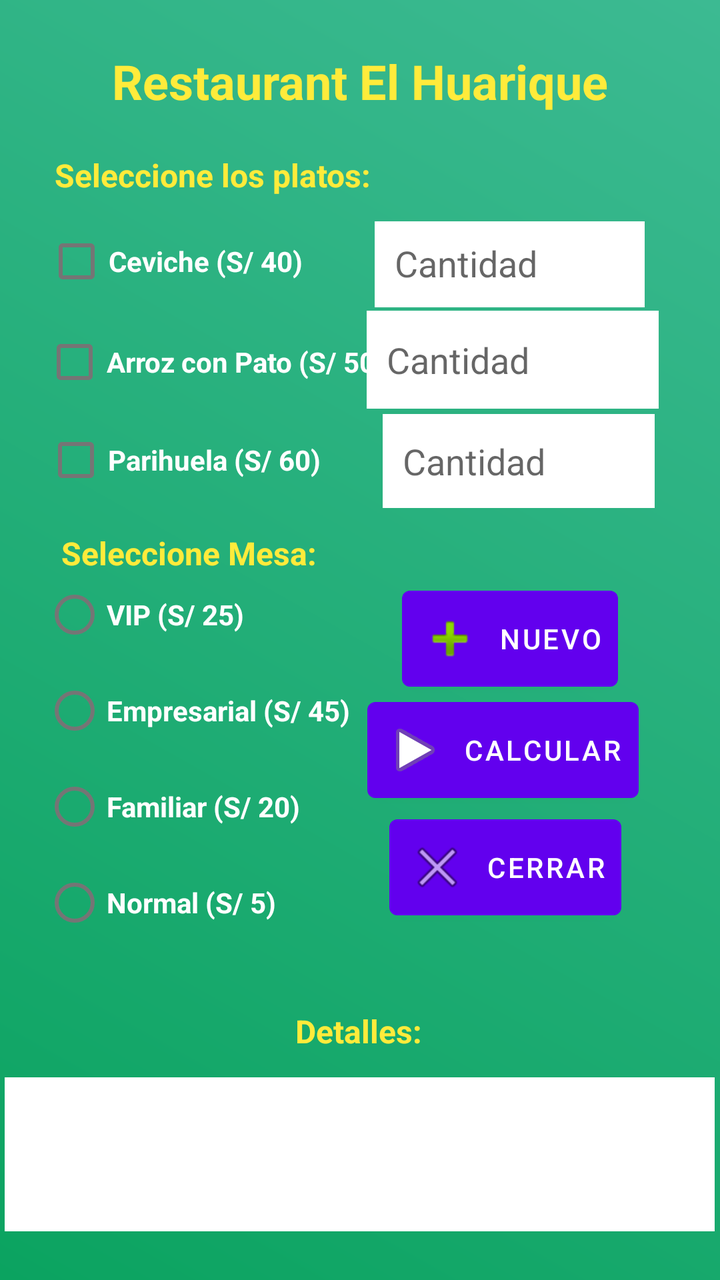
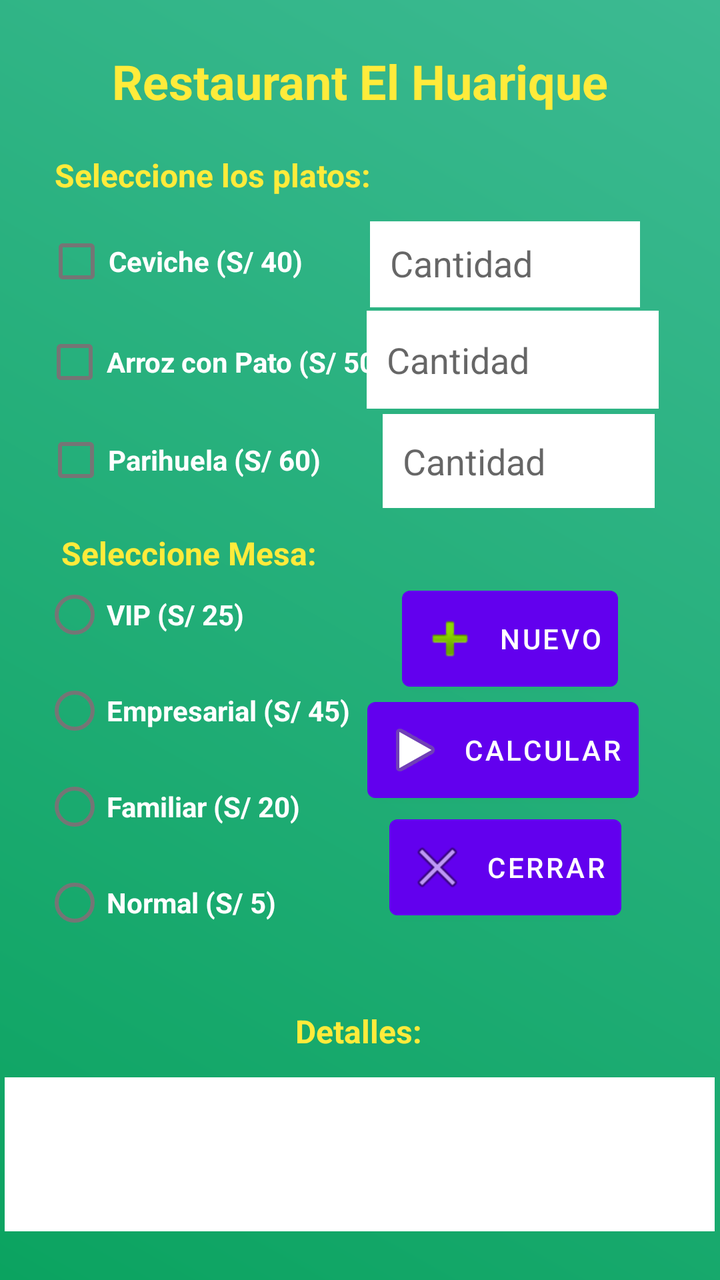

Two renders of the same Android screen: before a commit and after it. Below are the layout's source before the change and the commit's diff.
<!-- AndroidManifest.xml: application theme Theme.Ejercicio1 -->
<!-- res/layout/activity_main.xml -->
<?xml version="1.0" encoding="utf-8"?>
<androidx.constraintlayout.widget.ConstraintLayout xmlns:android="http://schemas.android.com/apk/res/android"
    xmlns:app="http://schemas.android.com/apk/res-auto"
    xmlns:tools="http://schemas.android.com/tools"
    android:layout_width="match_parent"
    android:layout_height="match_parent"
    android:background="@drawable/bg4"
    tools:context=".MainActivity">

    <TextView
        android:id="@+id/textView5"
        android:layout_width="wrap_content"
        android:layout_height="wrap_content"
        android:padding="8dp"
        android:text="Seleccione Mesa:"
        android:textColor="#FFEB3B"
        android:textSize="16sp"
        android:textStyle="bold"
        app:layout_constraintBottom_toBottomOf="parent"
        app:layout_constraintEnd_toEndOf="parent"
        app:layout_constraintHorizontal_bias="0.105"
        app:layout_constraintStart_toStartOf="parent"
        app:layout_constraintTop_toTopOf="parent"
        app:layout_constraintVertical_bias="0.428" />

    <TextView
        android:id="@+id/textView2"
        android:layout_width="wrap_content"
        android:layout_height="wrap_content"
        android:gravity="center"
        android:text="Restaurant El Huarique"
        android:textColor="#FFEB3B"
        android:textSize="24sp"
        android:textStyle="bold"
        app:layout_constraintBottom_toBottomOf="parent"
        app:layout_constraintEnd_toEndOf="parent"
        app:layout_constraintHorizontal_bias="0.496"
        app:layout_constraintStart_toStartOf="parent"
        app:layout_constraintTop_toTopOf="parent"
        app:layout_constraintVertical_bias="0.04" />

    <TextView
        android:id="@+id/textView3"
        android:layout_width="wrap_content"
        android:layout_height="wrap_content"
        android:padding="8dp"
        android:text="Seleccione los platos:"
        android:textColor="#FFEB3B"
        android:textSize="16sp"
        android:textStyle="bold"
        app:layout_constraintBottom_toBottomOf="parent"
        app:layout_constraintEnd_toEndOf="parent"
        app:layout_constraintHorizontal_bias="0.104"
        app:layout_constraintStart_toStartOf="parent"
        app:layout_constraintTop_toTopOf="parent"
        app:layout_constraintVertical_bias="0.114" />

    <CheckBox
        android:id="@+id/cb_ceviche"
        android:layout_width="wrap_content"
        android:layout_height="wrap_content"
        android:text="Ceviche (S/ 40)"
        android:textColor="#FFFFFF"
        android:textStyle="bold"
        app:layout_constraintBottom_toBottomOf="parent"
        app:layout_constraintEnd_toEndOf="parent"
        app:layout_constraintHorizontal_bias="0.096"
        app:layout_constraintStart_toStartOf="parent"
        app:layout_constraintTop_toTopOf="parent"
        app:layout_constraintVertical_bias="0.18" />

    <EditText
        android:id="@+id/et_ceviche"
        android:layout_width="135dp"
        android:layout_height="43dp"
        android:layout_weight="1"
        android:background="@color/white"
        android:hint="Cantidad"
        android:inputType="numberDecimal"
        android:padding="10sp"
        app:layout_constraintBottom_toBottomOf="parent"
        app:layout_constraintEnd_toEndOf="parent"
        app:layout_constraintHorizontal_bias="0.833"
        app:layout_constraintStart_toStartOf="parent"
        app:layout_constraintTop_toBottomOf="@+id/textView2"
        app:layout_constraintVertical_bias="0.1" />

    <CheckBox
        android:id="@+id/cb_arroz_pato"
        android:layout_width="wrap_content"
        android:layout_height="wrap_content"
        android:text="Arroz con Pato (S/ 50)"
        android:textColor="#FFFFFF"
        android:textStyle="bold"
        app:layout_constraintBottom_toBottomOf="parent"
        app:layout_constraintEnd_toEndOf="parent"
        app:layout_constraintHorizontal_bias="0.113"
        app:layout_constraintStart_toStartOf="parent"
        app:layout_constraintTop_toTopOf="parent"
        app:layout_constraintVertical_bias="0.265" />


    <EditText
        android:id="@+id/et_arroz_pato"
        android:layout_width="146dp"
        android:layout_height="49dp"
        android:layout_weight="1"
        android:background="#FFFFFF"
        android:hint="Cantidad"
        android:inputType="numberDecimal"
        android:padding="10sp"
        app:layout_constraintBottom_toBottomOf="parent"
        app:layout_constraintEnd_toEndOf="parent"
        app:layout_constraintHorizontal_bias="0.856"
        app:layout_constraintStart_toStartOf="parent"
        app:layout_constraintTop_toTopOf="parent"
        app:layout_constraintVertical_bias="0.263" />

    <CheckBox
        android:id="@+id/cb_parihuela"
        android:layout_width="wrap_content"
        android:layout_height="wrap_content"
        android:text="Parihuela (S/ 60)"
        android:textColor="#FFFFFF"
        android:textStyle="bold"
        app:layout_constraintBottom_toBottomOf="parent"
        app:layout_constraintEnd_toEndOf="parent"
        app:layout_constraintHorizontal_bias="0.099"
        app:layout_constraintStart_toStartOf="parent"
        app:layout_constraintTop_toTopOf="parent"
        app:layout_constraintVertical_bias="0.348" />

    <EditText
        android:id="@+id/et_parihuela"
        android:layout_width="136dp"
        android:layout_height="47dp"
        android:layout_weight="1"
        android:background="#FFFFFFFF"
        android:hint="Cantidad"
        android:inputType="numberDecimal"
        android:padding="10sp"
        app:layout_constraintBottom_toBottomOf="parent"
        app:layout_constraintEnd_toEndOf="parent"
        app:layout_constraintHorizontal_bias="0.854"
        app:layout_constraintStart_toStartOf="parent"
        app:layout_constraintTop_toTopOf="parent"
        app:layout_constraintVertical_bias="0.349" />

    <RadioGroup
        android:id="@+id/radioGroup"
        android:layout_width="164dp"
        android:layout_height="198dp"
        app:layout_constraintBottom_toBottomOf="parent"
        app:layout_constraintEnd_toEndOf="parent"
        app:layout_constraintHorizontal_bias="0.109"
        app:layout_constraintStart_toStartOf="parent"
        app:layout_constraintTop_toTopOf="parent"
        app:layout_constraintVertical_bias="0.641">

        <RadioButton
            android:id="@+id/rb_vip"
            android:layout_width="wrap_content"
            android:layout_height="wrap_content"
            android:text="VIP (S/ 25)"
            android:textColor="#FFFFFF"
            android:textStyle="bold" />

        <RadioButton
            android:id="@+id/rb_empresarial"
            android:layout_width="wrap_content"
            android:layout_height="wrap_content"
            android:text="Empresarial (S/ 45)"
            android:textColor="#FFFFFF"
            android:textStyle="bold" />

        <RadioButton
            android:id="@+id/rb_familiar"
            android:layout_width="wrap_content"
            android:layout_height="wrap_content"
            android:text="Familiar (S/ 20)"
            android:textColor="#FFFFFF"
            android:textStyle="bold" />

        <RadioButton
            android:id="@+id/rb_normal"
            android:layout_width="wrap_content"
            android:layout_height="wrap_content"
            android:text="Normal (S/ 5)"
            android:textColor="#FFFFFF"
            android:textStyle="bold" />
    </RadioGroup>

    <TextView
        android:id="@+id/tv_resultado"
        android:layout_width="355dp"
        android:layout_height="77dp"
        android:background="#FFFFFF"
        android:padding="8dp"
        android:textColor="#040404"
        android:textSize="16sp"
        app:layout_constraintBottom_toBottomOf="parent"
        app:layout_constraintEnd_toEndOf="parent"
        app:layout_constraintHorizontal_bias="0.482"
        app:layout_constraintStart_toStartOf="parent"
        app:layout_constraintTop_toTopOf="parent"
        app:layout_constraintVertical_bias="0.957" />

    <Button
        android:id="@+id/btn_nuevo"
        android:layout_width="wrap_content"
        android:layout_height="wrap_content"
        android:drawableStart="@android:drawable/ic_menu_rotate"
        android:padding="8dp"
        android:text="Nuevo"
        app:icon="@android:drawable/ic_input_add"
        app:iconTintMode="multiply"
        app:layout_constraintBottom_toBottomOf="parent"
        app:layout_constraintEnd_toEndOf="parent"
        app:layout_constraintHorizontal_bias="0.798"
        app:layout_constraintStart_toStartOf="parent"
        app:layout_constraintTop_toTopOf="parent"
        app:layout_constraintVertical_bias="0.499" />

    <Button
        android:id="@+id/btn_calcular"
        android:layout_width="wrap_content"
        android:layout_height="wrap_content"
        android:drawableStart="@android:drawable/ic_menu_save"
        android:padding="8dp"
        android:text="Calcular"
        app:icon="@android:drawable/ic_media_play"
        app:iconTintMode="multiply"
        app:layout_constraintBottom_toBottomOf="parent"
        app:layout_constraintEnd_toEndOf="parent"
        app:layout_constraintHorizontal_bias="0.819"
        app:layout_constraintStart_toStartOf="parent"
        app:layout_constraintTop_toTopOf="parent"
        app:layout_constraintVertical_bias="0.595" />

    <Button
        android:id="@+id/btn_cerrar"
        android:layout_width="wrap_content"
        android:layout_height="wrap_content"
        android:drawableStart="@android:drawable/ic_menu_close_clear_cancel"
        android:padding="8dp"
        android:text="Cerrar"
        app:icon="@android:drawable/ic_menu_close_clear_cancel"
        app:iconTintMode="multiply"
        app:layout_constraintBottom_toBottomOf="parent"
        app:layout_constraintEnd_toEndOf="parent"
        app:layout_constraintHorizontal_bias="0.798"
        app:layout_constraintStart_toStartOf="parent"
        app:layout_constraintTop_toTopOf="parent"
        app:layout_constraintVertical_bias="0.696" />

    <TextView
        android:id="@+id/textView4"
        android:layout_width="wrap_content"
        android:layout_height="wrap_content"
        android:text="Detalles:"
        android:textColor="#FFEB3B"
        android:textSize="16sp"
        android:textStyle="bold"
        app:layout_constraintBottom_toBottomOf="parent"
        app:layout_constraintEnd_toEndOf="parent"
        app:layout_constraintHorizontal_bias="0.498"
        app:layout_constraintStart_toStartOf="parent"
        app:layout_constraintTop_toTopOf="parent"
        app:layout_constraintVertical_bias="0.816" />


</androidx.constraintlayout.widget.ConstraintLayout>
<!-- resources referenced by this layout -->
<resources>
  <color name="white">#FFFFFFFF</color>
  <!-- drawable bg4 (drawable) -->
  <?xml version="1.0" encoding="utf-8"?>
  <shape xmlns:android="http://schemas.android.com/apk/res/android"
      android:shape="rectangle">
      <gradient
          android:startColor="#0ba360"
          android:endColor="#3cba92"
          android:type="linear"
          android:angle="45"
          >
  
      </gradient>
  
  </shape>
  <style name="Theme.Ejercicio1" parent="Theme.MaterialComponents.DayNight.DarkActionBar">
          
          <item name="colorPrimary">@color/purple_500</item>
          <item name="colorPrimaryVariant">@color/purple_700</item>
          <item name="colorOnPrimary">@color/white</item>
          
          <item name="colorSecondary">@color/teal_200</item>
          <item name="colorSecondaryVariant">@color/teal_700</item>
          <item name="colorOnSecondary">@color/black</item>
          
          <item name="android:statusBarColor" tools:targetApi="l">?attr/colorPrimaryVariant</item>
          
      </style>
  <color name="purple_500">#FF6200EE</color>
  <color name="purple_700">#FF3700B3</color>
  <color name="teal_200">#FF03DAC5</color>
  <color name="teal_700">#FF018786</color>
  <color name="black">#FF000000</color>
</resources>

<!-- the commit's change to res/layout/activity_main.xml (unified diff, before → after) -->
@@ -80,7 +80,7 @@
         android:padding="10sp"
         app:layout_constraintBottom_toBottomOf="parent"
         app:layout_constraintEnd_toEndOf="parent"
-        app:layout_constraintHorizontal_bias="0.833"
+        app:layout_constraintHorizontal_bias="0.822"
         app:layout_constraintStart_toStartOf="parent"
         app:layout_constraintTop_toBottomOf="@+id/textView2"
         app:layout_constraintVertical_bias="0.1" />
